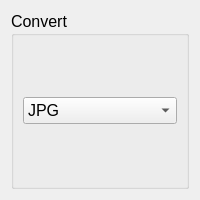
Qt form Convert/UI/convert_ui.ui (n00bcybot/easywatermark) before a commit.
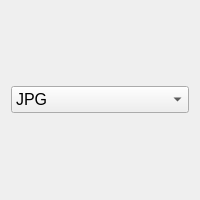
The same form after that commit.

What changed in the file:
```diff
--- a/Convert/UI/convert_ui.ui
+++ b/Convert/UI/convert_ui.ui
@@ -20,12 +20,6 @@
   </property>
   <layout class="QVBoxLayout" name="vl_convert">
    <item>
-    <widget class="QGroupBox" name="groupBox">
-     <property name="title">
-      <string>Convert</string>
-     </property>
-     <layout class="QVBoxLayout" name="verticalLayout_3">
-      <item>
        <widget class="QComboBox" name="cb_convert">
         <property name="editable">
          <bool>false</bool>
@@ -51,9 +45,6 @@
           <string>TIFF</string>
          </property>
         </item>
-       </widget>
-      </item>
-     </layout>
     </widget>
    </item>
   </layout>
```
Lines whose indentation alone changed are shown as unchanged.
